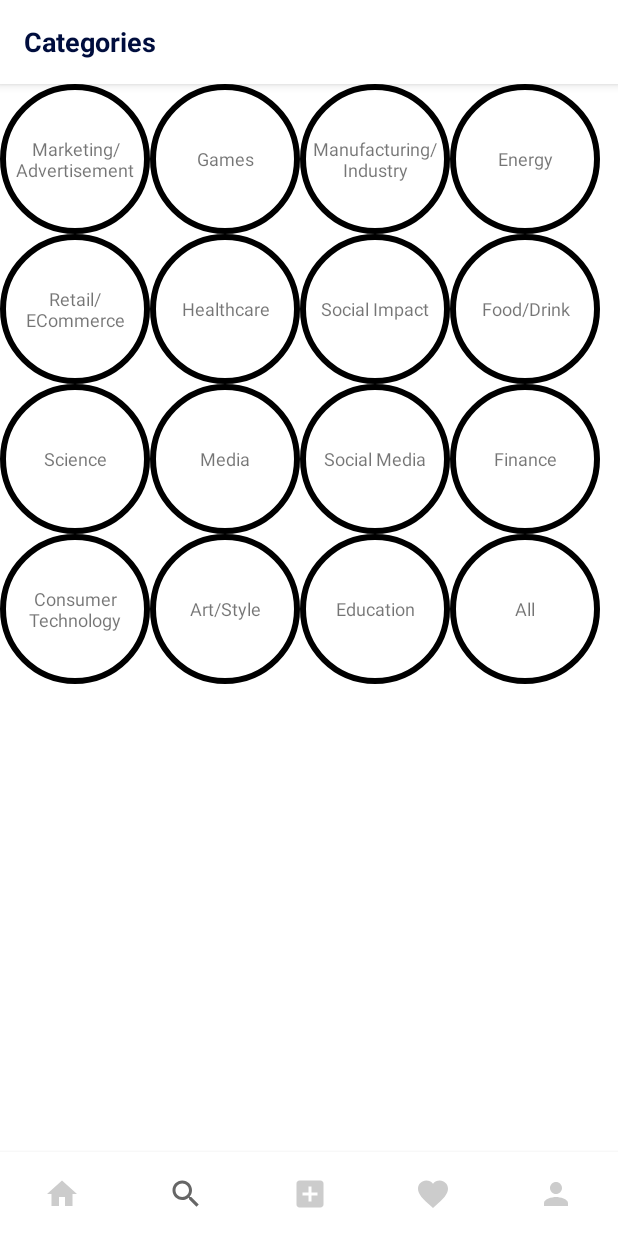
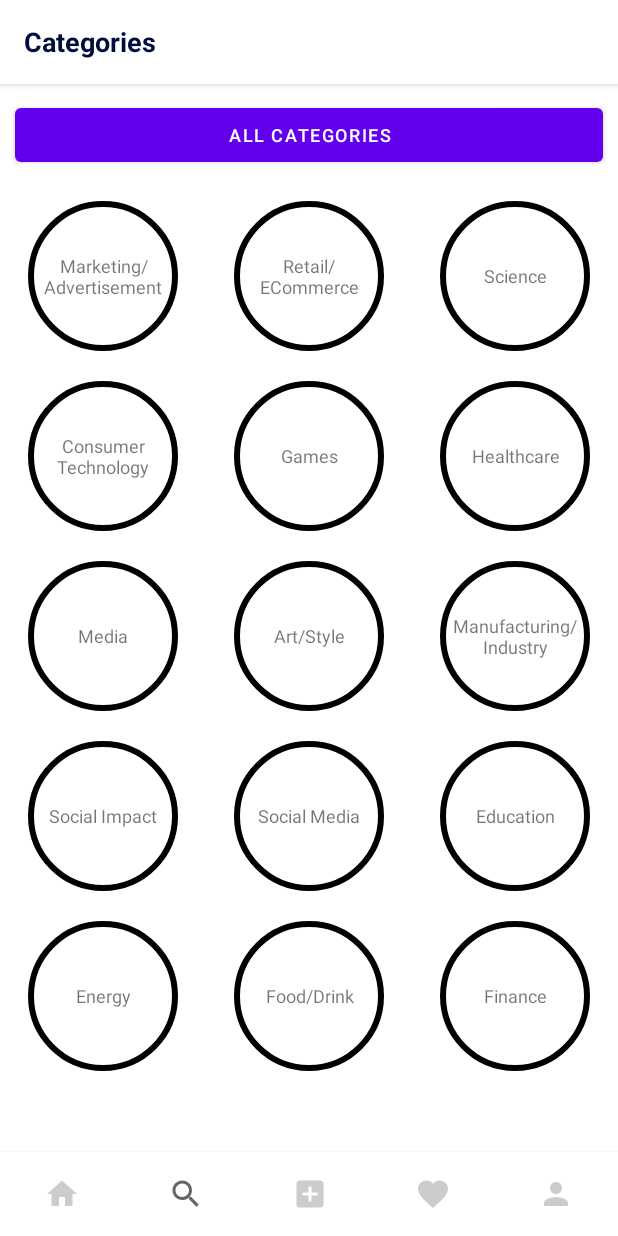
Before and after one commit to andrewparkk1/eCrowdPop, an Android app: the screen it shows after launch once a user with an empty profile is signed in (MainActivity), item 2 of the bottom bar chosen, on a phone screen of 412 x 824 dp. Run offline under Robolectric (Android 15) with nearby library versions, the phone set to English and light mode, and no system bars; our stand-ins replace Firebase (no records; nobody signed in at launch, a user with empty details on screens opened directly), Picasso; libraries missing offline, so code that uses them is left out: com.hendraanggrian.appcompat; plain views replace SocialAutoCompleteTextView.

Commit message:
final version.

```diff
--- a/app/build.gradle
+++ b/app/build.gradle
@@ -44,6 +44,7 @@ dependencies {
     implementation "com.hendraanggrian.appcompat:socialview:0.2" // base library
     implementation "com.hendraanggrian.appcompat:socialview-commons:0.2" // auto-complete hashtag and mention
     api 'com.theartofdev.edmodo:android-image-cropper:2.8.+'
+    implementation 'androidx.gridlayout:gridlayout:1.0.0'
 
 
     testImplementation 'junit:junit:4.+'
--- a/app/src/main/java/com/example/ecrowdpop/Fragments/CircleSearchFragment.java
+++ b/app/src/main/java/com/example/ecrowdpop/Fragments/CircleSearchFragment.java
@@ -62,7 +62,8 @@ import java.util.List;
 
 
 public class CircleSearchFragment extends Fragment {
-    TextView ma, re, sc, ct, ga, hc, md, as, mi, si, sm, ed, en, fd, f, all;
+    TextView ma, re, sc, ct, ga, hc, md, as, mi, si, sm, ed, en, fd, f;
+    Button all;
 
     @Override
     public View onCreateView(LayoutInflater inflater, ViewGroup container,
@@ -86,7 +87,6 @@ public class CircleSearchFragment extends Fragment {
         fd = view.findViewById(R.id.fooddrink);
         f = view.findViewById(R.id.finance);
         all = view.findViewById(R.id.all);
-//        b = view.findViewById(R.id.button);
 
 //        randomShape(ma);
 //        randomShape(re);
--- a/app/src/main/res/layout/activity_edit_profile.xml
+++ b/app/src/main/res/layout/activity_edit_profile.xml
@@ -55,7 +55,6 @@
             </RelativeLayout>
 
         </androidx.appcompat.widget.Toolbar>
-
     </com.google.android.material.appbar.AppBarLayout>
 
     <LinearLayout
@@ -100,7 +99,6 @@
             app:met_floatingLabel="normal"
             android:visibility="invisible"/>
 
-
         <TextView
             android:layout_width="wrap_content"
             android:layout_height="wrap_content"
--- a/app/src/main/res/layout/fragment_circle_search.xml
+++ b/app/src/main/res/layout/fragment_circle_search.xml
@@ -3,7 +3,10 @@
     xmlns:tools="http://schemas.android.com/tools"
     android:layout_width="match_parent"
     android:layout_height="match_parent"
+    xmlns:app="http://schemas.android.com/apk/res-auto"
     tools:context=".Fragments.CircleSearchFragment">
+
+
 
     <com.google.android.material.appbar.AppBarLayout
         android:layout_width="match_parent"
@@ -36,224 +39,292 @@
     </com.google.android.material.appbar.AppBarLayout>
 
 
+    <Button
+        android:layout_below="@id/bar"
+        android:layout_margin="10dp"
+        app:layout_gravity="center"
+        app:layout_columnWeight="1"
+        android:id="@+id/all"
+        android:layout_width="match_parent"
+        android:layout_height="wrap_content"
+        android:gravity="center"
+        android:padding="8dp"
+        android:text="All Categories"
+        android:textSize="12sp" />
 
-    <LinearLayout
-        android:layout_width="wrap_content"
+
+    <ScrollView
+        android:layout_width="match_parent"
         android:layout_height="match_parent"
-        android:id="@+id/firstcol"
-        android:layout_below="@+id/bar"
-        android:orientation="vertical">
+        android:layout_below="@id/all"
+        >
+
+
+    <androidx.gridlayout.widget.GridLayout
+        android:layout_width="match_parent"
+        android:layout_height="wrap_content"
+        android:foregroundGravity="center"
+        app:columnCount="3">
+
 
         <TextView
+            android:id="@+id/marketingadvertisement"
             android:layout_width="100dp"
             android:layout_height="100dp"
+            app:layout_gravity="center"
+            app:layout_columnWeight="1"
+            android:layout_margin="10dp"
             android:background="@drawable/text_view_circle"
+            android:gravity="center"
             android:padding="8dp"
-            android:gravity="center"
-            android:textSize="12sp"
-            android:id="@+id/marketingadvertisement"
             android:text="Marketing/Advertisement"
-            />
+            android:textSize="12sp" />
 
         <TextView
+            app:layout_gravity="center"
+            app:layout_columnWeight="1"
             android:id="@+id/retailecommerce"
+            android:layout_width="100dp"
+            android:layout_height="100dp"
+            android:layout_margin="10dp"
+            android:background="@drawable/text_view_circle"
+            android:gravity="center"
+            android:padding="8dp"
+
+            android:text="Retail/ECommerce"
+            android:textSize="12sp" />
+
+        <TextView
+            android:layout_margin="10dp"
+            app:layout_gravity="center"
+            app:layout_columnWeight="1"
+            android:id="@+id/science"
             android:layout_width="100dp"
             android:layout_height="100dp"
             android:background="@drawable/text_view_circle"
             android:gravity="center"
             android:padding="8dp"
-            android:text="Retail/ECommerce"
+            android:text="Science"
             android:textSize="12sp" />
 
         <TextView
+            android:layout_margin="10dp"
+            app:layout_gravity="center"
+            app:layout_columnWeight="1"
+            android:id="@+id/consumertechnology"
             android:layout_width="100dp"
             android:layout_height="100dp"
             android:background="@drawable/text_view_circle"
+            android:gravity="center"
             android:padding="8dp"
-            android:gravity="center"
-            android:textSize="12sp"
-            android:id="@+id/science"
-            android:text="Science"
-            />
+            android:text="Consumer Technology"
+            android:textSize="12sp" />
+
 
         <TextView
+            android:layout_margin="10dp"
+            app:layout_gravity="center"
+            app:layout_columnWeight="1"
+            android:id="@+id/games"
             android:layout_width="100dp"
             android:layout_height="100dp"
             android:background="@drawable/text_view_circle"
+            android:gravity="center"
             android:padding="8dp"
-            android:gravity="center"
-            android:textSize="12sp"
-            android:id="@+id/consumertechnology"
-            android:text="Consumer Technology"
-            />
-
-    </LinearLayout>
-
-    <LinearLayout
-        android:layout_width="wrap_content"
-        android:layout_height="match_parent"
-        android:layout_toRightOf="@id/firstcol"
-        android:layout_below="@+id/bar"
-
-        android:id="@+id/seccol"
-        android:orientation="vertical">
-
+            android:text="Games"
+            android:textSize="12sp" />
 
         <TextView
+            android:layout_margin="10dp"
+            app:layout_gravity="center"
+            app:layout_columnWeight="1"
+            android:id="@+id/healthcare"
             android:layout_width="100dp"
             android:layout_height="100dp"
             android:background="@drawable/text_view_circle"
+            android:gravity="center"
             android:padding="8dp"
-            android:gravity="center"
-            android:textSize="12sp"
-            android:id="@+id/games"
-            android:text="Games"
-            />
+            android:text="Healthcare"
+            android:textSize="12sp" />
+
         <TextView
+            android:layout_margin="10dp"
+            app:layout_gravity="center"
+            app:layout_columnWeight="1"
+            android:id="@+id/media"
             android:layout_width="100dp"
             android:layout_height="100dp"
             android:background="@drawable/text_view_circle"
+            android:gravity="center"
             android:padding="8dp"
-            android:gravity="center"
-            android:textSize="12sp"
-            android:id="@+id/healthcare"
-            android:text="Healthcare"
-            />
+            android:text="Media"
+            android:textSize="12sp" />
 
         <TextView
+            android:layout_margin="10dp"
+            app:layout_gravity="center"
+            app:layout_columnWeight="1"
+            android:id="@+id/artstyle"
             android:layout_width="100dp"
             android:layout_height="100dp"
             android:background="@drawable/text_view_circle"
+            android:gravity="center"
             android:padding="8dp"
-            android:gravity="center"
-            android:textSize="12sp"
-            android:id="@+id/media"
-            android:text="Media"
-            />
+            android:text="Art/Style"
+            android:textSize="12sp" />
 
         <TextView
+            android:layout_margin="10dp"
+            app:layout_gravity="center"
+            app:layout_columnWeight="1"
+            android:id="@+id/manufacturingindustry"
             android:layout_width="100dp"
             android:layout_height="100dp"
             android:background="@drawable/text_view_circle"
+            android:gravity="center"
             android:padding="8dp"
-            android:gravity="center"
-            android:textSize="12sp"
-            android:id="@+id/artstyle"
-            android:text="Art/Style"
-            />
-
-    </LinearLayout>
-
-    <LinearLayout
-        android:layout_below="@+id/bar"
-        android:layout_width="wrap_content"
-        android:layout_height="match_parent"
-        android:orientation="vertical"
-        android:id="@+id/thirdcol"
-        android:layout_toRightOf="@id/seccol">
-
+            android:text="Manufacturing/Industry"
+            android:textSize="12sp" />
 
         <TextView
+            android:layout_margin="10dp"
+            app:layout_gravity="center"
+            app:layout_columnWeight="1"
+            android:id="@+id/socialimpact"
             android:layout_width="100dp"
             android:layout_height="100dp"
             android:background="@drawable/text_view_circle"
+            android:gravity="center"
             android:padding="8dp"
-            android:gravity="center"
-            android:textSize="12sp"
-            android:id="@+id/manufacturingindustry"
-            android:text="Manufacturing/Industry"
-            />
+            android:text="Social Impact"
+            android:textSize="12sp" />
 
         <TextView
+            android:layout_margin="10dp"
+            app:layout_gravity="center"
+            app:layout_columnWeight="1"
+            android:id="@+id/socialmedia"
             android:layout_width="100dp"
             android:layout_height="100dp"
             android:background="@drawable/text_view_circle"
+            android:gravity="center"
             android:padding="8dp"
-            android:gravity="center"
-            android:textSize="12sp"
-            android:id="@+id/socialimpact"
-            android:text="Social Impact"
-            />
+            android:text="Social Media"
+            android:textSize="12sp" />
 
         <TextView
+            android:layout_margin="10dp"
+            app:layout_gravity="center"
+            app:layout_columnWeight="1"
+            android:id="@+id/education"
             android:layout_width="100dp"
             android:layout_height="100dp"
             android:background="@drawable/text_view_circle"
+            android:gravity="center"
             android:padding="8dp"
-            android:gravity="center"
-            android:textSize="12sp"
-            android:id="@+id/socialmedia"
-            android:text="Social Media"
-            />
+            android:text="Education"
+            android:textSize="12sp" />
 
         <TextView
+            android:layout_margin="10dp"
+            app:layout_gravity="center"
+            app:layout_columnWeight="1"
+            android:id="@+id/energy"
             android:layout_width="100dp"
             android:layout_height="100dp"
             android:background="@drawable/text_view_circle"
+            android:gravity="center"
             android:padding="8dp"
-            android:gravity="center"
+            android:text="Energy"
             android:textSize="12sp"
-            android:id="@+id/education"
-            android:text="Education"
-            />
-
-
-    </LinearLayout>
-
-    <LinearLayout
-        android:layout_below="@+id/bar"
-        android:layout_width="wrap_content"
-        android:layout_height="match_parent"
-        android:orientation="vertical"
-        android:layout_toRightOf="@id/thirdcol">
-
-
-        <TextView
-            android:layout_width="100dp"
-            android:layout_height="100dp"
-            android:background="@drawable/text_view_circle"
-            android:padding="8dp"
-            android:gravity="center"
-            android:textSize="12sp"
-            android:id="@+id/energy"
-            android:text="Energy"
 
             />
 
         <TextView
+            android:layout_margin="10dp"
+            app:layout_gravity="center"
+            app:layout_columnWeight="1"
+            android:id="@+id/fooddrink"
             android:layout_width="100dp"
             android:layout_height="100dp"
             android:background="@drawable/text_view_circle"
+            android:gravity="center"
             android:padding="8dp"
-            android:gravity="center"
-            android:textSize="12sp"
-            android:id="@+id/fooddrink"
             android:text="Food/Drink"
-            />
+            android:textSize="12sp" />
 
         <TextView
+            android:layout_margin="10dp"
+            app:layout_gravity="center"
+            app:layout_columnWeight="1"
+            android:id="@+id/finance"
             android:layout_width="100dp"
             android:layout_height="100dp"
             android:background="@drawable/text_view_circle"
+            android:gravity="center"
             android:padding="8dp"
-            android:gravity="center"
-            android:textSize="12sp"
-            android:id="@+id/finance"
             android:text="Finance"
-            />
+            android:textSize="12sp" />
 
-        <TextView
-            android:layout_width="100dp"
-            android:layout_height="100dp"
-            android:background="@drawable/text_view_circle"
-            android:padding="8dp"
-            android:gravity="center"
-            android:textSize="12sp"
-            android:id="@+id/all"
-            android:text="All"
-            />
 
-    </LinearLayout>
+        <!--        <LinearLayout-->
+        <!--            android:id="@+id/firstcol"-->
+        <!--            android:layout_width="wrap_content"-->
+        <!--            android:layout_height="match_parent"-->
+        <!--            android:layout_below="@+id/bar"-->
+        <!--            android:orientation="vertical">-->
+
+        <!--           -->
+
+        <!--        </LinearLayout>-->
+
+        <!--        <LinearLayout-->
+        <!--            android:id="@+id/seccol"-->
+        <!--            android:layout_width="wrap_content"-->
+        <!--            android:layout_height="match_parent"-->
+        <!--            android:layout_below="@+id/bar"-->
+
+        <!--            android:layout_toRightOf="@id/firstcol"-->
+        <!--            android:orientation="vertical">-->
+
+
+        <!--            -->
+
+        <!--        </LinearLayout>-->
+
+        <!--        <LinearLayout-->
+        <!--            android:id="@+id/thirdcol"-->
+        <!--            android:layout_width="wrap_content"-->
+        <!--            android:layout_height="match_parent"-->
+        <!--            android:layout_below="@+id/bar"-->
+        <!--            android:layout_toRightOf="@id/seccol"-->
+        <!--            android:orientation="vertical">-->
+
+
+        <!--            -->
+
+
+        <!--        </LinearLayout>-->
+
+        <!--        <LinearLayout-->
+        <!--            android:layout_width="wrap_content"-->
+        <!--            android:layout_height="match_parent"-->
+        <!--            android:layout_below="@+id/bar"-->
+        <!--            android:layout_toRightOf="@id/thirdcol"-->
+        <!--            android:orientation="vertical">-->
+
+
+        <!--            -->
+
+        <!--        </LinearLayout>-->
+
+
+    </androidx.gridlayout.widget.GridLayout>
+
+    </ScrollView>
+
+
+
 
 
 
```
